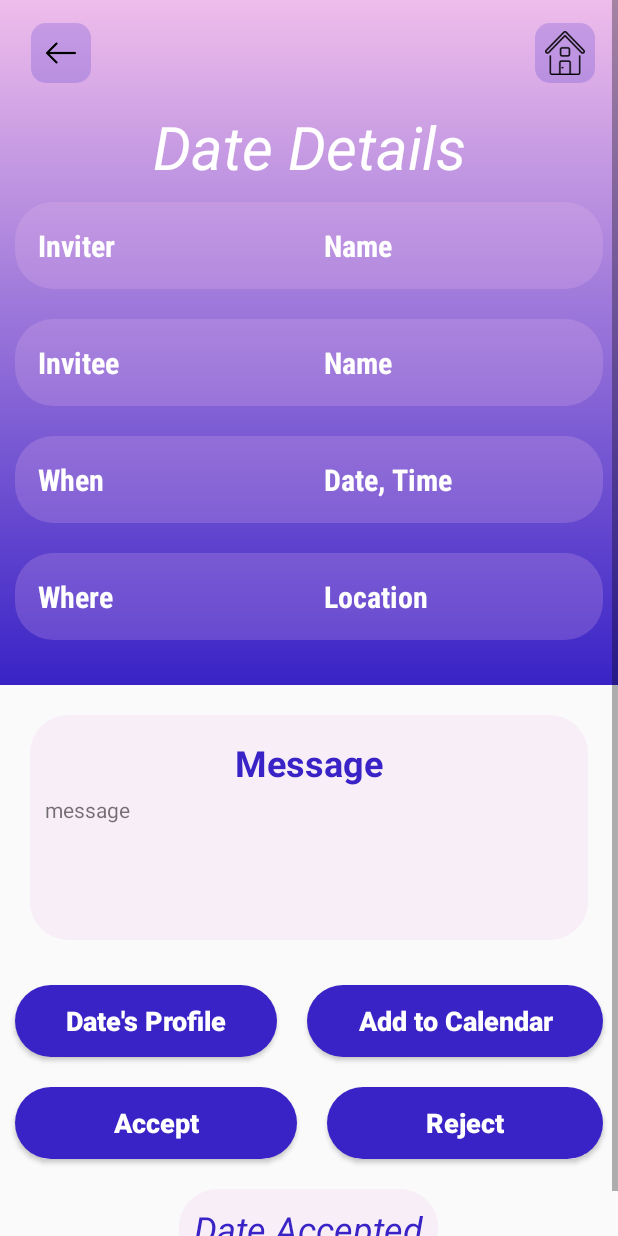
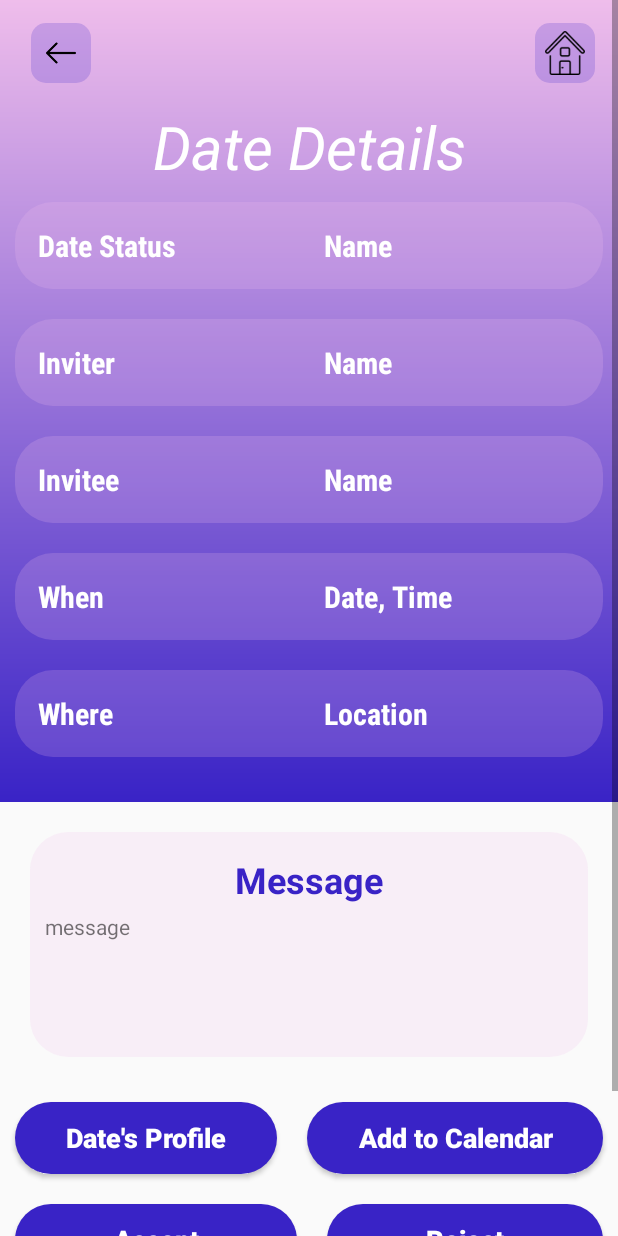
Before and after one commit to gabistein/DateBetterLogin, an Android app: the layout activity_view_date.xml on its own in the app's theme, with its tools: preview values and no code run, on a phone screen of 412 x 824 dp. Run offline under Robolectric (Android 15) with nearby library versions, the phone set to English and light mode, and no system bars.

```diff
--- a/app/src/main/java/com/example/googlesignin/Matches.java
+++ b/app/src/main/java/com/example/googlesignin/Matches.java
@@ -169,8 +169,13 @@ public class Matches extends AppCompatActivity {
                 // System.out.println(dataSnapshot.getValue().toString());
                 if(final_match_list.contains(dataSnapshot.getKey())){
                     String all_vals = dataSnapshot.getValue().toString();
+                    System.out.println("all vals string: "+all_vals);
+
                     String[] all_vals_array = all_vals.split(",");
 
+                    for(int i=0;i<all_vals_array.length;i++){
+                        System.out.println("i:"+i+" val: "+ all_vals_array[i]);
+                    }
                     String id = all_vals_array[12].substring(all_vals_array[12].indexOf("=") + 1);
                     String name = all_vals_array[10].substring(all_vals_array[10].indexOf("=") + 1);
                     String age = all_vals_array[13].substring(all_vals_array[13].indexOf("=") + 1);
--- a/app/src/main/res/layout/activity_profile.xml
+++ b/app/src/main/res/layout/activity_profile.xml
@@ -112,6 +112,7 @@
                             android:layout_height="fill_parent"
                             android:padding="10dp"
                             android:text="enter bio here"
+                            android:textColor="@android:color/white"
                             android:textSize="18sp" />
                     </LinearLayout>
                 </ScrollView>
--- a/app/src/main/res/layout/activity_view_date.xml
+++ b/app/src/main/res/layout/activity_view_date.xml
@@ -74,6 +74,43 @@
                     android:textSize="40sp"
                     android:textStyle="bold|italic"
                     app:fontFamily="sans-serif-thin" />
+
+                <LinearLayout
+                    android:layout_width="match_parent"
+                    android:layout_height="wrap_content"
+                    android:layout_margin="10dp"
+                    android:layout_weight="1"
+                    android:background="@drawable/bio_background"
+                    android:orientation="horizontal"
+                    android:padding="5dp"
+                    android:weightSum="2">
+
+                    <TextView
+                        android:layout_width="0dp"
+                        android:layout_height="fill_parent"
+                        android:layout_margin="10dp"
+                        android:layout_weight="1"
+                        android:gravity="center_vertical"
+                        android:text="Date Status"
+                        android:textColor="@android:color/white"
+                        android:textSize="20sp"
+                        android:textStyle="bold"
+                        app:fontFamily="sans-serif-condensed" />
+
+                    <TextView
+                        android:id="@+id/txt_status"
+                        android:layout_width="0dp"
+                        android:layout_height="fill_parent"
+                        android:layout_margin="10dp"
+                        android:layout_weight="1"
+                        android:gravity="center_vertical"
+                        android:text="Name"
+                        android:textColor="@android:color/white"
+                        android:textSize="20sp"
+                        android:textStyle="bold"
+                        app:fontFamily="sans-serif-condensed" />
+
+                </LinearLayout>
 
                 <LinearLayout
                     android:layout_width="match_parent"
--- a/app/src/main/res/layout/profilematch.xml
+++ b/app/src/main/res/layout/profilematch.xml
@@ -38,7 +38,8 @@
                 android:layout_height="wrap_content"
                 android:gravity="center|left"
                 android:paddingLeft="5dp"
-                android:text="Age:" />
+                android:text="Age:"
+                android:textSize="16sp" />
 
 
         </LinearLayout>
--- a/app/src/main/res/layout/profileoption.xml
+++ b/app/src/main/res/layout/profileoption.xml
@@ -29,7 +29,7 @@
                 android:padding="5dp"
                 android:text="Name"
                 android:textColor="#3923C6"
-                android:textSize="24sp"
+                android:textSize="18sp"
                 android:textStyle="bold" />
 
             <TextView
@@ -39,7 +39,7 @@
                 android:gravity="center|left"
                 android:paddingLeft="5dp"
                 android:text="Age:"
-                android:textSize="18sp" />
+                android:textSize="16sp" />
 
 
         </LinearLayout>
```
Also changed, not shown: app/src/main/java/com/example/googlesignin/EditProfile.java (+81 -33 lines), app/src/main/java/com/example/googlesignin/Profile.java (+80 -35 lines), app/src/main/java/com/example/googlesignin/ViewMatch.java (+57 -29 lines), app/src/main/res/layout/datetile.xml (+45 -32 lines).
